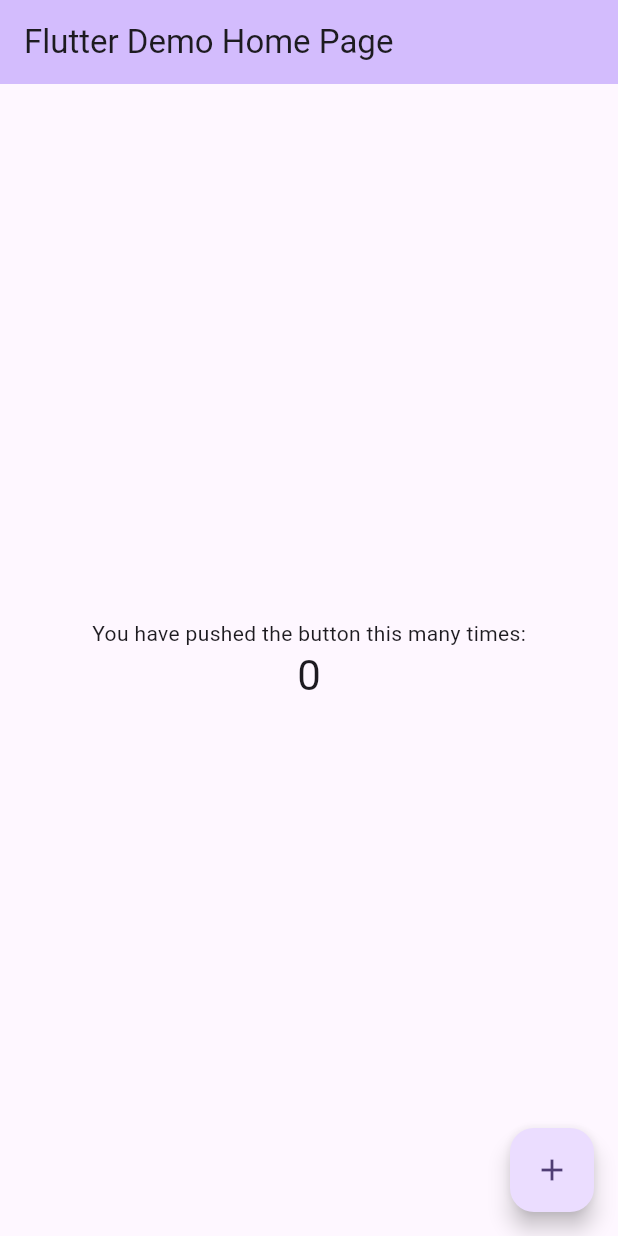
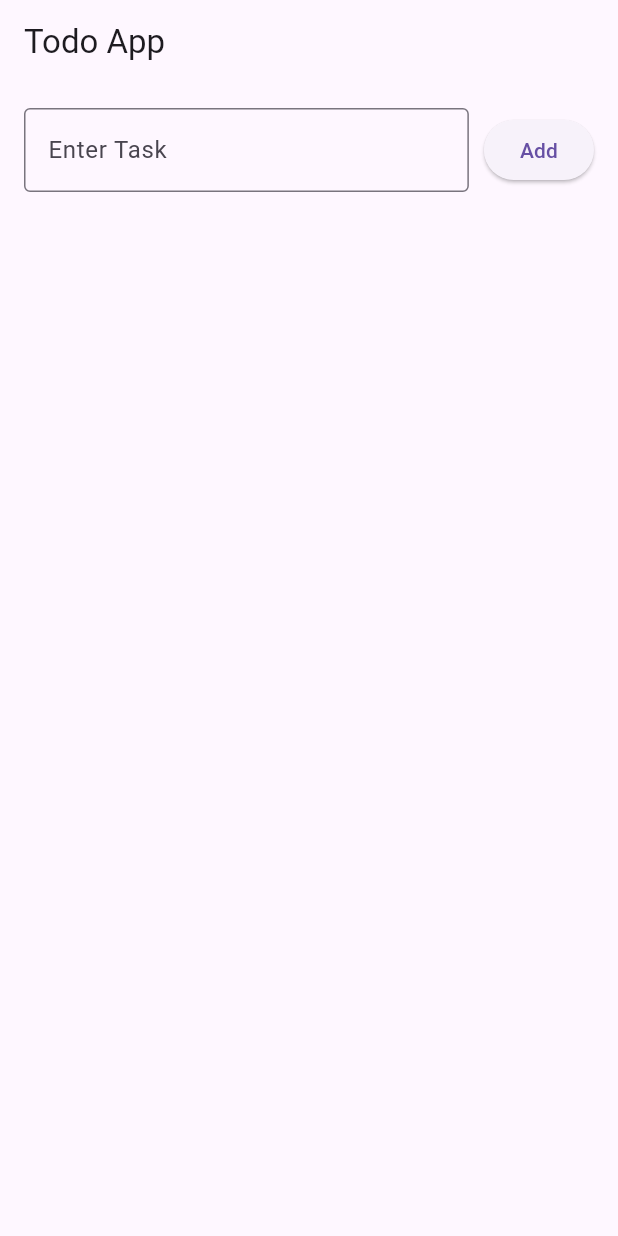
Before and after one commit to NinjaIfti/Flutter-Learn-Progress, a Flutter app: the screen it shows after launch, on a phone screen of 412 x 824 dp. Run offline on Flutter 3.47's test engine with Material 3 defaults, Android fonts, the phone set to English and light mode, and no system bars.

Commit message:
Update main.dart

```diff
--- a/todoapp/lib/main.dart
+++ b/todoapp/lib/main.dart
@@ -7,119 +7,89 @@ void main() {
 class MyApp extends StatelessWidget {
   const MyApp({super.key});
 
-  // This widget is the root of your application.
   @override
   Widget build(BuildContext context) {
-    return MaterialApp(
-      title: 'Flutter Demo',
-      theme: ThemeData(
-        // This is the theme of your application.
-        //
-        // TRY THIS: Try running your application with "flutter run". You'll see
-        // the application has a purple toolbar. Then, without quitting the app,
-        // try changing the seedColor in the colorScheme below to Colors.green
-        // and then invoke "hot reload" (save your changes or press the "hot
-        // reload" button in a Flutter-supported IDE, or press "r" if you used
-        // the command line to start the app).
-        //
-        // Notice that the counter didn't reset back to zero; the application
-        // state is not lost during the reload. To reset the state, use hot
-        // restart instead.
-        //
-        // This works for code too, not just values: Most code changes can be
-        // tested with just a hot reload.
-        colorScheme: ColorScheme.fromSeed(seedColor: Colors.deepPurple),
-        useMaterial3: true,
-      ),
-      home: const MyHomePage(title: 'Flutter Demo Home Page'),
+    return const MaterialApp(
+      title: 'Todo App',
+      home: TodoScreen(),
+      debugShowCheckedModeBanner: false,
     );
   }
 }
 
-class MyHomePage extends StatefulWidget {
-  const MyHomePage({super.key, required this.title});
-
-  // This widget is the home page of your application. It is stateful, meaning
-  // that it has a State object (defined below) that contains fields that affect
-  // how it looks.
-
-  // This class is the configuration for the state. It holds the values (in this
-  // case the title) provided by the parent (in this case the App widget) and
-  // used by the build method of the State. Fields in a Widget subclass are
-  // always marked "final".
-
-  final String title;
+class TodoScreen extends StatefulWidget {
+  const TodoScreen({super.key});
 
   @override
-  State<MyHomePage> createState() => _MyHomePageState();
+  State<TodoScreen> createState() => _TodoScreenState();
 }
 
-class _MyHomePageState extends State<MyHomePage> {
-  int _counter = 0;
+class _TodoScreenState extends State<TodoScreen> {
+  final List<String> _tasks = [];
+  final TextEditingController taskController = TextEditingController();
 
-  void _incrementCounter() {
-    setState(() {
-      // This call to setState tells the Flutter framework that something has
-      // changed in this State, which causes it to rerun the build method below
-      // so that the display can reflect the updated values. If we changed
-      // _counter without calling setState(), then the build method would not be
-      // called again, and so nothing would appear to happen.
-      _counter++;
-    });
+  void addTask() {
+    String text = taskController.text.trim();
+    if (text.isNotEmpty) {
+      setState(() {
+        _tasks.add(text);
+        taskController.clear();
+      });
+    }
   }
 
   @override
   Widget build(BuildContext context) {
-    // This method is rerun every time setState is called, for instance as done
-    // by the _incrementCounter method above.
-    //
-    // The Flutter framework has been optimized to make rerunning build methods
-    // fast, so that you can just rebuild anything that needs updating rather
-    // than having to individually change instances of widgets.
     return Scaffold(
       appBar: AppBar(
-        // TRY THIS: Try changing the color here to a specific color (to
-        // Colors.amber, perhaps?) and trigger a hot reload to see the AppBar
-        // change color while the other colors stay the same.
-        backgroundColor: Theme.of(context).colorScheme.inversePrimary,
-        // Here we take the value from the MyHomePage object that was created by
-        // the App.build method, and use it to set our appbar title.
-        title: Text(widget.title),
+        title: Text("Todo App"),
       ),
-      body: Center(
-        // Center is a layout widget. It takes a single child and positions it
-        // in the middle of the parent.
+      body: Padding(
+        padding: const EdgeInsets.all(16.0),
         child: Column(
-          // Column is also a layout widget. It takes a list of children and
-          // arranges them vertically. By default, it sizes itself to fit its
-          // children horizontally, and tries to be as tall as its parent.
-          //
-          // Column has various properties to control how it sizes itself and
-          // how it positions its children. Here we use mainAxisAlignment to
-          // center the children vertically; the main axis here is the vertical
-          // axis because Columns are vertical (the cross axis would be
-          // horizontal).
-          //
-          // TRY THIS: Invoke "debug painting" (choose the "Toggle Debug Paint"
-          // action in the IDE, or press "p" in the console), to see the
-          // wireframe for each widget.
-          mainAxisAlignment: MainAxisAlignment.center,
-          children: <Widget>[
-            const Text(
-              'You have pushed the button this many times:',
+          children: [
+            Row(
+              children: [
+                Expanded(
+                  child: TextField(
+                    controller: taskController,
+                    decoration: InputDecoration(
+                      labelText: 'Enter Task',
+                      border: OutlineInputBorder(),
+                    ),
+                  ),
+                ),
+                SizedBox(width: 10),
+                ElevatedButton(
+                  onPressed: addTask,
+                  child: Text('Add'),
+                ),
+              ],
             ),
-            Text(
-              '$_counter',
-              style: Theme.of(context).textTheme.headlineMedium,
+            SizedBox(height: 16),
+            Expanded(
+              child: ListView.builder(
+                itemCount: _tasks.length,
+                itemBuilder: (context, index) {
+                  return Card(
+                    child: ListTile(
+                      title: Text(_tasks[index]),
+                      trailing: IconButton(
+                        icon: Icon(Icons.delete, color: Colors.red),
+                        onPressed: () {
+                          setState(() {
+                            _tasks.removeAt(index);
+                          });
+                        },
+                      ),
+                    ),
+                  );
+                },
+              ),
             ),
           ],
         ),
       ),
-      floatingActionButton: FloatingActionButton(
-        onPressed: _incrementCounter,
-        tooltip: 'Increment',
-        child: const Icon(Icons.add),
-      ), // This trailing comma makes auto-formatting nicer for build methods.
     );
   }
 }
```
